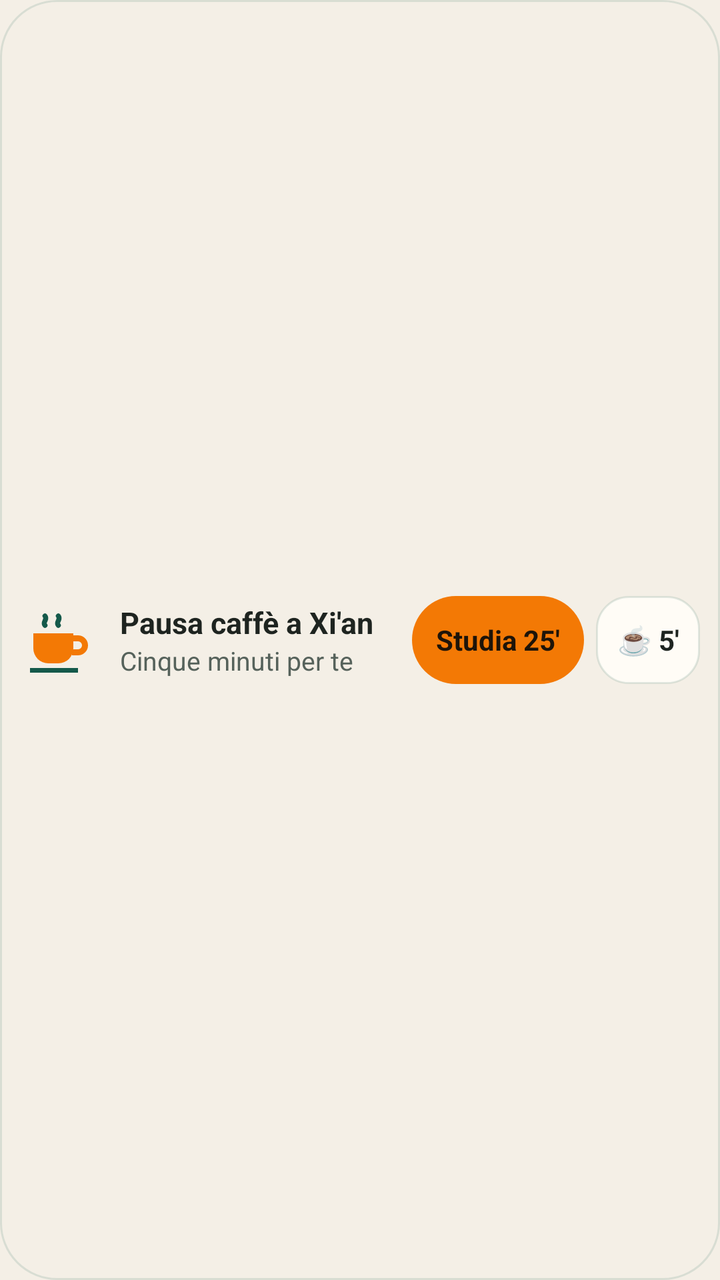
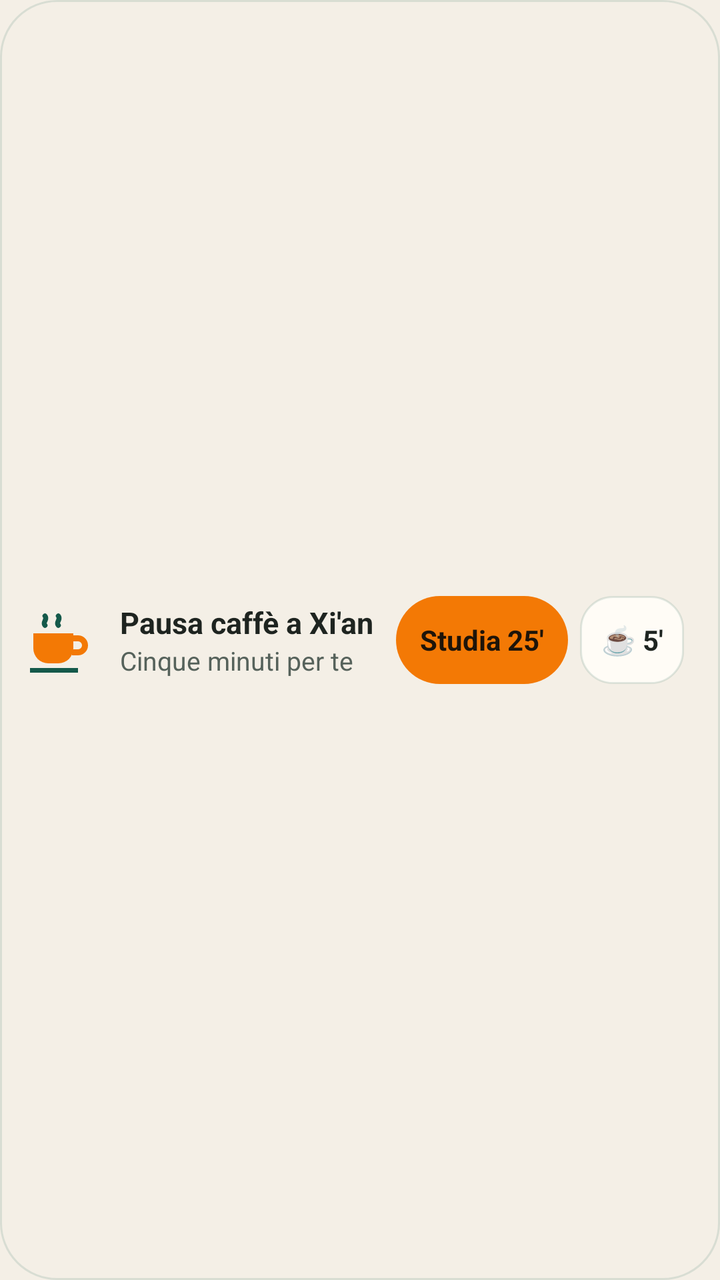

An Android layout rendered at two revisions. The XML below is the earlier revision; the diff shows what the commit changed to produce the second picture.
<!-- AndroidManifest.xml: application theme AppTheme -->
<!-- res/layout/widget_pause.xml -->
<?xml version="1.0" encoding="utf-8"?>
<LinearLayout xmlns:android="http://schemas.android.com/apk/res/android"
    android:id="@+id/w_root" android:layout_width="match_parent" android:layout_height="match_parent"
    android:orientation="horizontal" android:gravity="center_vertical" android:baselineAligned="false"
    android:padding="10dp" android:background="@drawable/widget_bg">
    <ImageView android:id="@+id/t_icon" android:layout_width="40dp" android:layout_height="40dp" android:src="@drawable/ic_w_cup" android:importantForAccessibility="no" />
    <LinearLayout android:layout_width="0dp" android:layout_height="wrap_content" android:layout_weight="1" android:layout_marginStart="10dp" android:orientation="vertical">
        <TextView android:id="@+id/t_title" android:layout_width="match_parent" android:layout_height="wrap_content" android:maxLines="1" android:ellipsize="end"
            android:text="@string/p_title_coffee" android:textColor="@color/w_ink" android:textSize="15sp" android:textStyle="bold" />
        <TextView android:id="@+id/t_sub" android:layout_width="match_parent" android:layout_height="wrap_content" android:maxLines="1" android:ellipsize="end"
            android:text="@string/p_sub_coffee" android:textColor="@color/w_muted" android:textSize="13sp" />
    </LinearLayout>
    <Chronometer android:id="@+id/t_chrono" android:layout_width="wrap_content" android:layout_height="wrap_content" android:layout_marginStart="6dp" android:visibility="gone"
        android:textColor="@color/w_accent" android:textSize="26sp" android:textStyle="bold" />
    <TextView android:id="@+id/t_b1" android:layout_width="wrap_content" android:layout_height="44dp" android:minWidth="64dp" android:layout_marginStart="8dp"
        android:gravity="center" android:paddingStart="12dp" android:paddingEnd="12dp" android:background="@drawable/widget_btn"
        android:text="@string/p_b_focus" android:textColor="@color/w_on_orange" android:textSize="14sp" android:textStyle="bold" />
    <TextView android:id="@+id/t_b2" android:layout_width="wrap_content" android:layout_height="44dp" android:minWidth="52dp" android:layout_marginStart="6dp"
        android:gravity="center" android:paddingStart="10dp" android:paddingEnd="10dp" android:background="@drawable/widget_card"
        android:text="@string/p_b_break" android:textColor="@color/w_ink" android:textSize="14sp" android:textStyle="bold" />
</LinearLayout>
<!-- resources referenced by this layout -->
<resources>
  <color name="w_accent">#14594A</color>
  <color name="w_ink">#1E2420</color>
  <color name="w_muted">#56625B</color>
  <color name="w_on_orange">#1E1409</color>
  <!-- drawable ic_w_cup (drawable) -->
  <?xml version="1.0" encoding="utf-8"?>
  <vector xmlns:android="http://schemas.android.com/apk/res/android" android:width="40dp" android:height="40dp" android:viewportWidth="24" android:viewportHeight="24">
      <path android:fillColor="@color/w_orange" android:pathData="M4,10h12v4.5a4.5,4.5 0 0,1 -4.5,4.5h-3A4.5,4.5 0 0,1 4,14.5z" />
      <path android:strokeColor="@color/w_orange" android:strokeWidth="1.8" android:fillColor="#00000000" android:pathData="M16,11.5h1.4a2.1,2.1 0 0,1 0,4.2H15.6" />
      <path android:fillColor="@color/w_accent" android:pathData="M3,20.4h14.4v1.4H3z" />
      <path android:strokeColor="@color/w_accent" android:strokeWidth="1.5" android:strokeLineCap="round" android:fillColor="#00000000" android:pathData="M7.5,7.6c-0.9,-1 0.9,-1.7 0,-2.8M11.5,7.6c-0.9,-1 0.9,-1.7 0,-2.8" />
  </vector>
  <!-- drawable widget_bg (drawable) -->
  <?xml version="1.0" encoding="utf-8"?>
  <shape xmlns:android="http://schemas.android.com/apk/res/android" android:shape="rectangle">
      <solid android:color="@color/w_bg" />
      <stroke android:width="1dp" android:color="@color/w_stroke" />
      <corners android:radius="24dp" />
  </shape>
  <!-- drawable widget_btn (drawable) -->
  <?xml version="1.0" encoding="utf-8"?>
  <ripple xmlns:android="http://schemas.android.com/apk/res/android" android:color="@color/w_ripple">
      <item>
          <shape android:shape="rectangle">
              <solid android:color="@color/w_orange" />
              <corners android:radius="24dp" />
          </shape>
      </item>
  </ripple>
  <!-- drawable widget_card (drawable) -->
  <?xml version="1.0" encoding="utf-8"?>
  <ripple xmlns:android="http://schemas.android.com/apk/res/android" android:color="@color/w_ripple">
      <item>
          <shape android:shape="rectangle">
              <solid android:color="@color/w_card" />
              <stroke android:width="1dp" android:color="@color/w_stroke" />
              <corners android:radius="16dp" />
          </shape>
      </item>
  </ripple>
  <string name="p_b_break">☕ 5′</string>
  <string name="p_b_focus">Studia 25′</string>
  <string name="p_sub_coffee">Cinque minuti per te</string>
  <string name="p_title_coffee">Pausa caffè a Xi\'an</string>
  <style name="AppTheme" parent="android:Theme.Material.Light.NoActionBar">
          <item name="android:windowBackground">@color/paper</item>
          <item name="android:statusBarColor">@color/paper</item>
          <item name="android:navigationBarColor">@color/paper</item>
          <item name="android:windowLightStatusBar">true</item>
          <item name="android:colorAccent">@color/accent</item>
      </style>
  <color name="w_orange">#F37905</color>
  <color name="w_bg">#F4EFE6</color>
  <color name="w_stroke">#1F14594A</color>
  <color name="w_ripple">#33000000</color>
  <color name="w_card">#FFFCF6</color>
  <color name="paper">#F4EFE6</color>
  <color name="accent">#14594A</color>
</resources>

<!-- the commit's change to res/layout/widget_pause.xml (unified diff, before → after) -->
@@ -2,7 +2,7 @@
 <LinearLayout xmlns:android="http://schemas.android.com/apk/res/android"
     android:id="@+id/w_root" android:layout_width="match_parent" android:layout_height="match_parent"
     android:orientation="horizontal" android:gravity="center_vertical" android:baselineAligned="false"
-    android:padding="10dp" android:background="@drawable/widget_bg">
+    android:paddingStart="10dp" android:paddingEnd="18dp" android:paddingTop="10dp" android:paddingBottom="10dp" android:background="@drawable/widget_bg">
     <ImageView android:id="@+id/t_icon" android:layout_width="40dp" android:layout_height="40dp" android:src="@drawable/ic_w_cup" android:importantForAccessibility="no" />
     <LinearLayout android:layout_width="0dp" android:layout_height="wrap_content" android:layout_weight="1" android:layout_marginStart="10dp" android:orientation="vertical">
         <TextView android:id="@+id/t_title" android:layout_width="match_parent" android:layout_height="wrap_content" android:maxLines="1" android:ellipsize="end"
